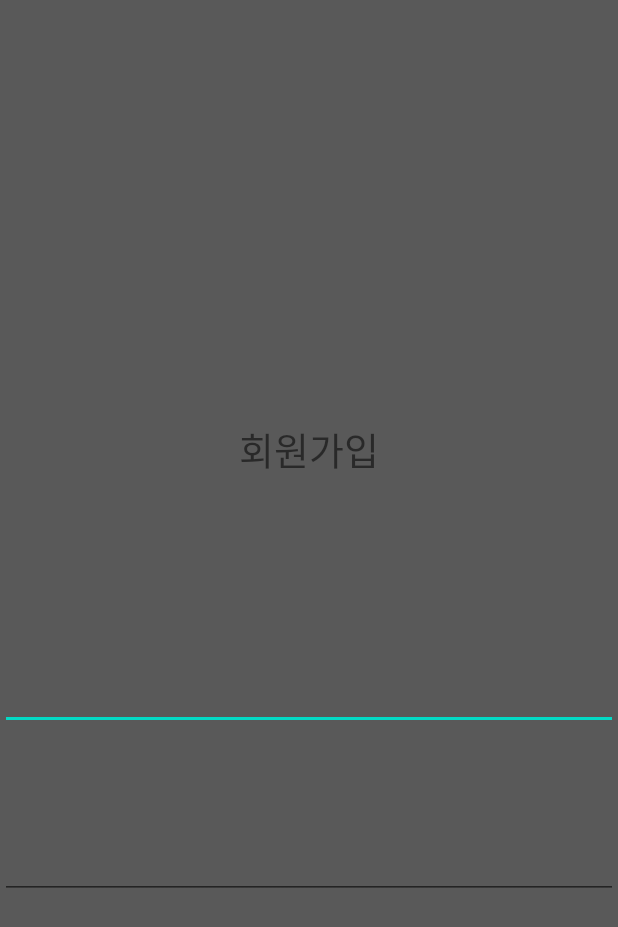
After one commit to AICoordinator/Frond-end, an Android app: the SignUpActivity screen opened directly, with no data from a screen before it, on a phone screen of 412 x 824 dp. The commit adds this screen. Shown: the top 927 px of the screen. Run offline under Robolectric (Android 15) with nearby library versions, the phone set to English and light mode, and no system bars.

Commit message:
add signup activity not complete yet

```diff
--- a/app/src/main/AndroidManifest.xml
+++ b/app/src/main/AndroidManifest.xml
@@ -1,10 +1,9 @@
 <?xml version="1.0" encoding="utf-8"?>
 <manifest xmlns:android="http://schemas.android.com/apk/res/android"
           package="com.example.frontapp">
-
     <!-- 저장 파일에 접근하기 위한 퍼미션 설정 -->
-    <uses-permission android:name="android.permission.WRITE_EXTERNAL_STORAGE" />
-    <uses-permission android:name="android.permission.READ_EXTERNAL_STORAGE" />
+    <uses-permission android:name="android.permission.WRITE_EXTERNAL_STORAGE"/>
+    <uses-permission android:name="android.permission.READ_EXTERNAL_STORAGE"/>
 
     <application
             android:allowBackup="true"
@@ -13,6 +12,9 @@
             android:roundIcon="@mipmap/ic_launcher_round"
             android:supportsRtl="true"
             android:theme="@style/Theme.FrontApp">
+        <activity
+                android:name=".SignUpActivity"
+                android:exported="true"/>
         <activity
                 android:name=".LoginActivity"
                 android:exported="true"/>
--- a/app/src/main/java/com/example/frontapp/LoginActivity.java
+++ b/app/src/main/java/com/example/frontapp/LoginActivity.java
@@ -1,5 +1,8 @@
 package com.example.frontapp;
 
+import android.content.Intent;
+import android.view.View;
+import android.widget.Button;
 import androidx.appcompat.app.AppCompatActivity;
 import android.os.Bundle;
 
@@ -9,5 +12,15 @@ public class LoginActivity extends AppCompatActivity {
     protected void onCreate(Bundle savedInstanceState) {
         super.onCreate(savedInstanceState);
         setContentView(R.layout.activity_login);
+
+        Button signUpBtn = (Button)findViewById(R.id.signUpBtn);
+        signUpBtn.setOnClickListener(new Button.OnClickListener() {
+            @Override
+            public void onClick(View view) {
+                Intent intent = new Intent(getApplicationContext(), SignUpActivity.class);
+                startActivity(intent);
+            }
+        });
     }
+
 }
--- /dev/null
+++ b/app/src/main/java/com/example/frontapp/SignUpActivity.java
@@ -0,0 +1,13 @@
+package com.example.frontapp;
+
+import androidx.appcompat.app.AppCompatActivity;
+import android.os.Bundle;
+
+public class SignUpActivity extends AppCompatActivity {
+
+    @Override
+    protected void onCreate(Bundle savedInstanceState) {
+        super.onCreate(savedInstanceState);
+        setContentView(R.layout.activity_sign_up);
+    }
+}
--- /dev/null
+++ b/app/src/main/res/layout/activity_sign_up.xml
@@ -0,0 +1,32 @@
+<?xml version="1.0" encoding="utf-8"?>
+<LinearLayout
+        xmlns:android="http://schemas.android.com/apk/res/android"
+        xmlns:tools="http://schemas.android.com/tools"
+        xmlns:app="http://schemas.android.com/apk/res-auto"
+        android:layout_width="match_parent"
+        android:layout_height="match_parent"
+        android:orientation="vertical"
+        android:gravity="center"
+        tools:context=".SignUpActivity" android:background="#595959">
+    <LinearLayout android:layout_width="match_parent" android:layout_height="0dp"
+                  android:layout_weight="2"/>
+    <LinearLayout
+            android:orientation="vertical"
+            android:layout_width="match_parent" android:layout_height="wrap_content"
+            android:layout_weight="1">
+        <TextView android:layout_width="match_parent" android:layout_height="match_parent"
+                  android:text="회원가입" android:textSize="25dp"
+                  android:gravity="center"/>
+    </LinearLayout>
+    <LinearLayout android:layout_width="match_parent" android:layout_height="0dp"
+                  android:layout_weight="2" android:orientation="vertical">
+        <EditText android:id="@+id/emailTextView"
+                  android:layout_width="match_parent" android:layout_height="0dp"
+                  android:layout_weight="1"/>
+        <EditText android:id="@+id/passwordTextView"
+                  android:layout_width="match_parent" android:layout_height="0dp"
+                  android:layout_weight="1"/>
+    </LinearLayout>
+    <LinearLayout android:layout_width="match_parent" android:layout_height="0dp"
+                  android:layout_weight="2"/>
+</LinearLayout>
```
